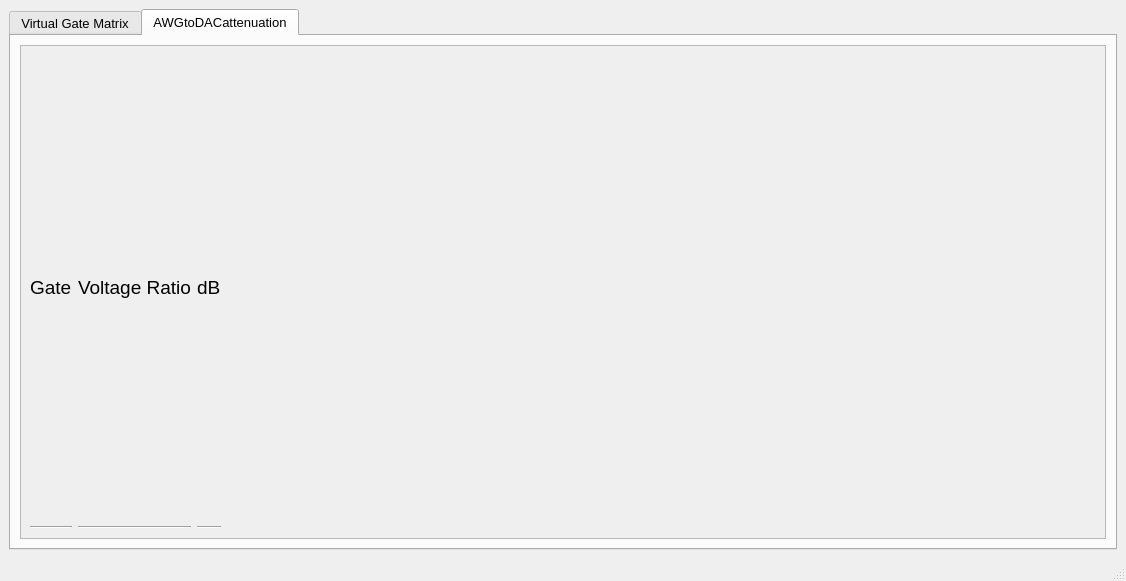
stephanlphilips/core_tools, file core_tools/GUI/virt_gate_matrix/virt_gate_matrix_window.ui: the form before one commit.
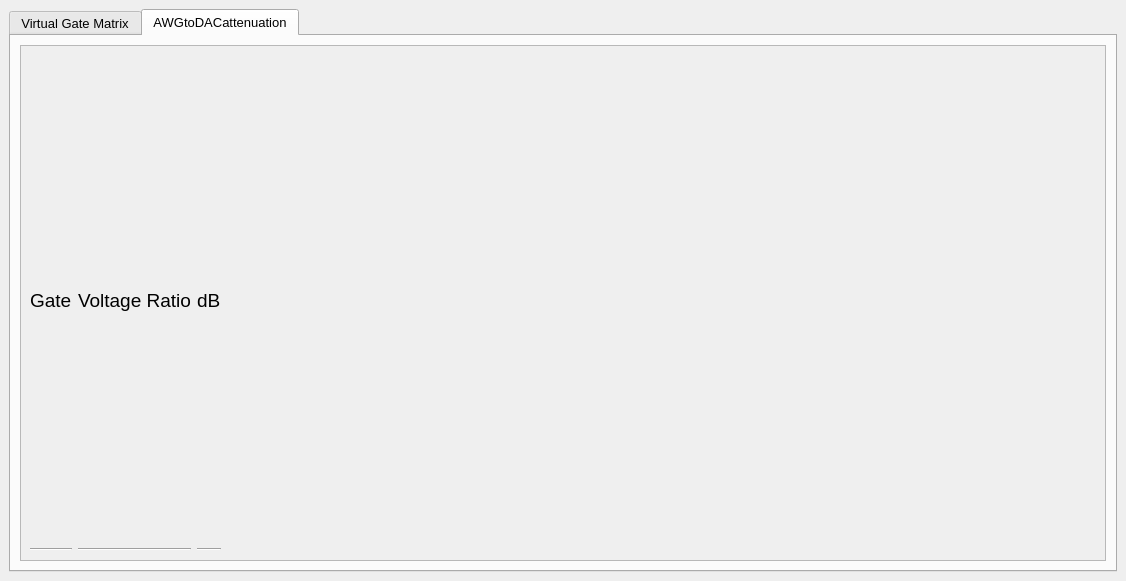
The form after the commit. The open tabs and pages were chosen to show the change.

Commit message: Refactored VirtualGateMatrix; added normalization Improved error handling in GUIs (qt_log_exception) Added Invert Matrix, Normalize and Reverse normalize to GUI GUI Layout updates

Patch:
```diff
--- a/core_tools/GUI/virt_gate_matrix/virt_gate_matrix_window.ui
+++ b/core_tools/GUI/virt_gate_matrix/virt_gate_matrix_window.ui
@@ -60,6 +60,9 @@
              <layout class="QHBoxLayout" name="horizontalLayout_2">
               <item>
                <layout class="QVBoxLayout" name="verticalLayout_2">
+			    <property name="spacing">
+			     <number>2</number>
+			    </property>
                 <item>
                  <widget class="QLabel" name="label_2">
                   <property name="font">
@@ -83,6 +86,9 @@
               </item>
               <item>
                <layout class="QVBoxLayout" name="verticalLayout_4">
+			    <property name="spacing">
+			     <number>2</number>
+			    </property>
                 <item>
                  <widget class="QLabel" name="label_5">
                   <property name="font">
@@ -106,6 +112,9 @@
               </item>
               <item>
                <layout class="QVBoxLayout" name="verticalLayout_3">
+			    <property name="spacing">
+			     <number>2</number>
+			    </property>
                 <item>
                  <widget class="QLabel" name="label_4">
                   <property name="font">
@@ -152,17 +161,6 @@
     </item>
    </layout>
   </widget>
-  <widget class="QMenuBar" name="menubar">
-   <property name="geometry">
-    <rect>
-     <x>0</x>
-     <y>0</y>
-     <width>1126</width>
-     <height>22</height>
-    </rect>
-   </property>
-  </widget>
-  <widget class="QStatusBar" name="statusbar"/>
  </widget>
  <resources/>
  <connections/>
```
Left out of the diff: 2 changed lines with no effect on the pictures. The commit also changes 20 other files.
